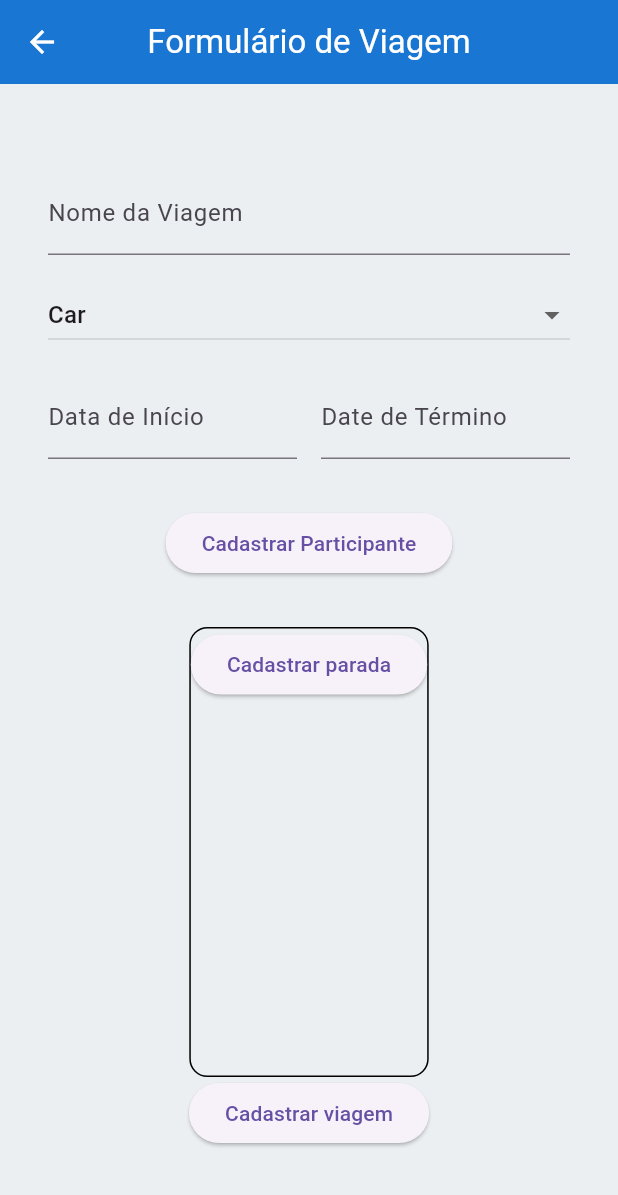
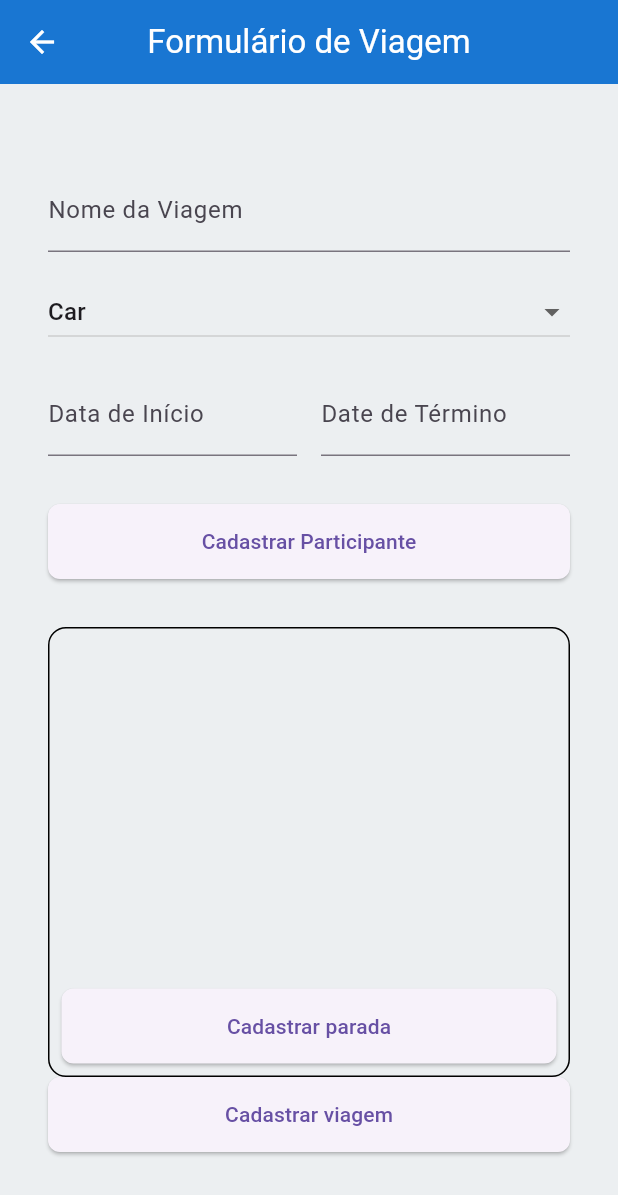
Before and after one commit to Jasper1308/TravelApp, a Flutter app: the TravelForm screen opened by its route, on a phone screen of 412 x 824 dp. Shown: the top 1195 px of the screen. Run offline on Flutter 3.47's test engine with Material 3 defaults, Android fonts, the phone set to English and light mode, and no system bars; our stand-ins replace firebase_auth, firebase_core, geolocator, google_maps_flutter, image_picker, shared_preferences and 1 more; missing offline and left inert: firebase_ui_auth, nominatim_flutter; accounts and stored records are empty.

Commit message:
feat: created register button, implemented reorderabellistview on stop register

```diff
--- a/lib/presentation/providers/travel_provider.dart
+++ b/lib/presentation/providers/travel_provider.dart
@@ -36,4 +36,13 @@ class TravelState extends ChangeNotifier{
     travels = await TravelController().list();
     notifyListeners();
   }
+
+  void updateStopOrder(int oldIndex, int newIndex){
+    if (newIndex > oldIndex) {
+      newIndex -= 1;
+    }
+    final TravelStop movedStop = stops.removeAt(oldIndex);
+    stops.insert(newIndex, movedStop);
+    notifyListeners();
+  }
 }
--- a/lib/presentation/screens/travel_register_screen.dart
+++ b/lib/presentation/screens/travel_register_screen.dart
@@ -2,13 +2,13 @@ import 'dart:io';
 
 import 'package:flutter/material.dart';
 import 'package:provider/provider.dart';
-import 'package:travel_app/domain/entities/participant.dart';
 import 'package:travel_app/domain/entities/travel.dart';
-import 'package:travel_app/domain/entities/travel_stop.dart';
 import 'package:travel_app/presentation/providers/participant_provider.dart';
 import 'package:travel_app/presentation/providers/travel_provider.dart';
 import 'package:travel_app/domain/enums/transport_type.dart';
 import 'package:travel_app/presentation/widgets/date_input_field.dart';
+import 'package:travel_app/presentation/widgets/register_button.dart';
+import 'package:travel_app/presentation/widgets/stop_list.dart';
 
 class TravelForm extends StatefulWidget {
   const TravelForm({super.key});
@@ -114,12 +114,12 @@ class _TravelFormState extends State<TravelForm> {
                             ),
                         ],
                       ),
-                      ElevatedButton(
-                        child: Text('Cadastrar Participante'),
+                      RegisterButton(
                         onPressed: () => Navigator.pushNamed(
                           context,
                           '/participant-register',
                         ),
+                        text: 'Cadastrar Participante',
                       ),
                     ],
                   ),
@@ -133,33 +133,11 @@ class _TravelFormState extends State<TravelForm> {
                         borderRadius: BorderRadius.circular(12),
                         border: Border.all(),
                       ),
-                      child: Column(
-                        children: [
-                          if (travelState.stops.isNotEmpty)
-                            ...travelState.stops.map(
-                              (stop) => Card(
-                                child: Column(
-                                  crossAxisAlignment: CrossAxisAlignment.start,
-                                  children: [
-                                    Text('Local: ${stop.placeName}'),
-                                    Text('Saída: ${stop.departureDate}'),
-                                    Text('Chegada: ${stop.arrivalDate}'),
-                                  ],
-                                ),
-                              ),
-                            ),
-                          ElevatedButton(
-                            child: Text('Cadastrar parada'),
-                            onPressed: () => Navigator.pushNamed(
-                              context,
-                              '/travel-stop-register',
-                            ),
-                          ),
-                        ],
-                      ),
+                      child: StopList(),
                     ),
                   ),
-                  ElevatedButton(
+
+                  RegisterButton(
                     onPressed: () {
                       travelState.addTravel(
                         Travel(
@@ -174,7 +152,7 @@ class _TravelFormState extends State<TravelForm> {
                       );
                       Navigator.pop(context);
                     },
-                    child: Text('Cadastrar viagem'),
+                    text: 'Cadastrar viagem',
                   ),
                 ],
               ),
--- /dev/null
+++ b/lib/presentation/widgets/register_button.dart
@@ -0,0 +1,21 @@
+import 'package:flutter/material.dart';
+
+class RegisterButton extends StatelessWidget {
+  final VoidCallback onPressed;
+  final String text;
+  const RegisterButton({super.key, required this.onPressed, required this.text});
+
+  @override
+  Widget build(BuildContext context) {
+    return ElevatedButton(
+      onPressed: onPressed,
+      style: ElevatedButton.styleFrom(
+        minimumSize: const Size(double.infinity, 50),
+        shape: RoundedRectangleBorder(
+          borderRadius: BorderRadius.circular(8),
+        ),
+      ),
+      child: Text(text),
+    );
+  }
+}
--- /dev/null
+++ b/lib/presentation/widgets/stop_list.dart
@@ -0,0 +1,50 @@
+import 'package:flutter/material.dart';
+import 'package:provider/provider.dart';
+import 'package:travel_app/domain/entities/travel_stop.dart';
+import 'package:travel_app/presentation/providers/travel_provider.dart';
+import 'package:travel_app/presentation/widgets/register_button.dart';
+
+class StopList extends StatefulWidget {
+  const StopList({super.key});
+
+  @override
+  State<StopList> createState() => _StopListState();
+}
+
+class _StopListState extends State<StopList> {
+
+  @override
+  Widget build(BuildContext context) {
+    final travelState = Provider.of<TravelState>(context);
+    final List<TravelStop> stops = travelState.stops;
+
+    return Padding(
+      padding: const EdgeInsets.all(8.0),
+      child: Column(
+        children: [
+          Expanded(
+            child: ReorderableListView(
+              children: <Widget>[
+                for (final stop in stops)
+                  Card(
+                    key: ValueKey(stop.travelStopId),
+                    child: SizedBox(height: 80, child: Center(child: Text(stop.placeName))),
+                  ),
+              ],
+              onReorder: (int oldIndex, int newIndex) {
+                travelState.updateStopOrder(oldIndex, newIndex);
+              },
+            ),
+          ),
+          RegisterButton(
+            text: 'Cadastrar parada',
+            onPressed: () => Navigator.pushNamed(
+              context,
+              '/travel-stop-register',
+            ),
+          ),
+        ],
+      ),
+    );
+  }
+}
```
Also changed, not shown: lib/presentation/widgets/participant_list.dart (added).
